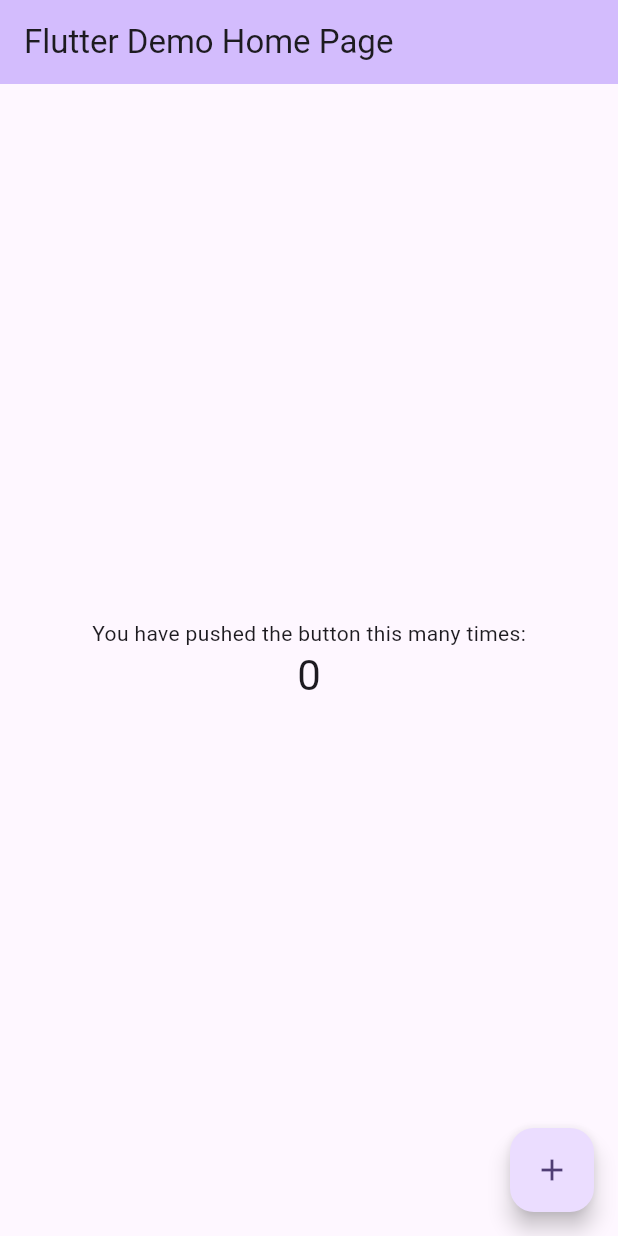
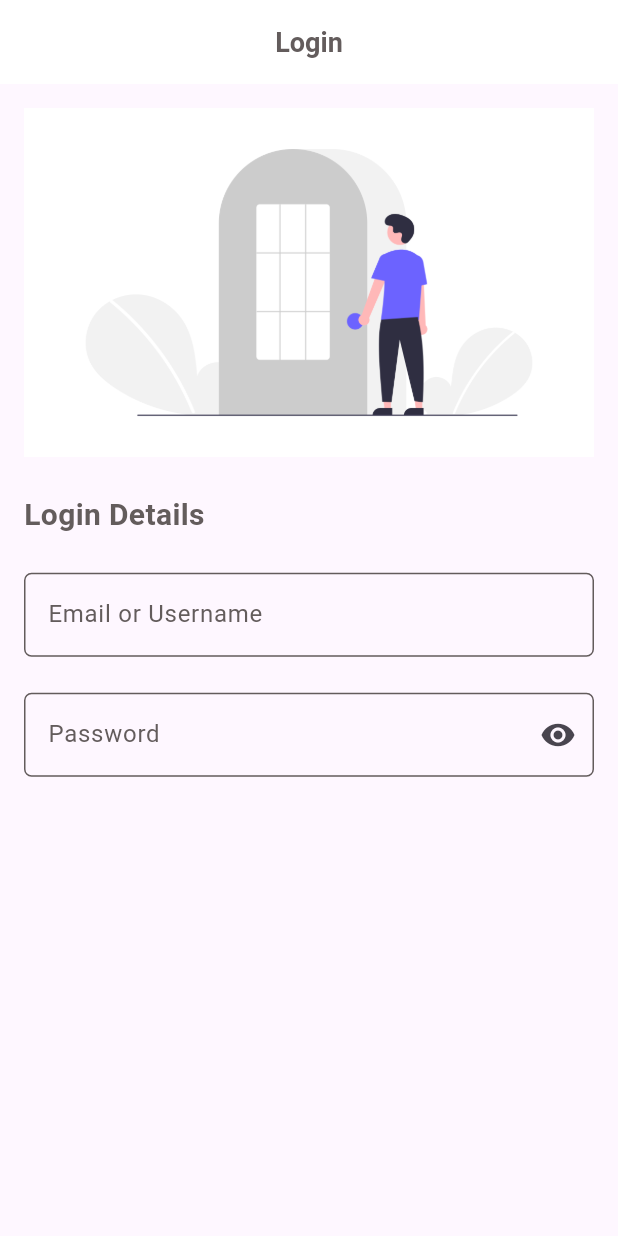
Before and after one commit to Tsaqib544/flutter_application_1, a Flutter app: the screen it shows after launch, on a phone screen of 412 x 824 dp. Run offline on Flutter 3.47's test engine with Material 3 defaults, Android fonts, the phone set to English and light mode, and no system bars; Roboto replaces fonts that are missing (Outfit).

Commit message:
tugas uts

```diff
--- /dev/null
+++ b/lib/login_screen.dart
@@ -0,0 +1,69 @@
+import 'package:flutter/material.dart';
+import 'package:flutter_application_1/styles.dart';
+import 'package:flutter_application_1/widget/custom_textfield.dart';
+
+class LoginScreen extends StatefulWidget {
+  const LoginScreen({super.key});
+
+  @override
+  State<LoginScreen> createState() => _LoginScreenState();
+}
+
+class _LoginScreenState extends State<LoginScreen> {
+  @override
+  Widget build(BuildContext context) {
+    final emailController = TextEditingController();
+    final passwordControler = TextEditingController();
+    bool isObscure = true;
+
+    return Scaffold(
+      appBar: AppBar(
+        title: Text(
+          'Login',
+          style: TextStyles.title,
+        ),
+        centerTitle: true,
+        backgroundColor: Colors.white,
+        elevation: 0,
+      ),
+      body: SingleChildScrollView(
+        child: Padding(
+          padding: const EdgeInsets.all(16.0),
+          child: Column(
+            crossAxisAlignment: CrossAxisAlignment.start,
+            children: [
+              Image.asset('assets/gambar/Login.png'),
+              const SizedBox(height: 24.0),
+              Text(
+                'Login Details',
+                style: TextStyles.title.copyWith(fontSize: 20.0),
+              ),
+              const SizedBox(height: 24.0),
+              CustomTextfield(
+                controller: emailController,
+                textInputType: TextInputType.emailAddress,
+                textInputAction: TextInputAction.next,
+                hint: 'Email or Username',
+              ),
+              const SizedBox(height: 24.0),
+              CustomTextfield(
+                controller: passwordControler,
+                textInputType: TextInputType.visiblePassword,
+                textInputAction: TextInputAction.done,
+                hint: 'Password',
+                isObscure: isObscure,
+                hasSuffix: true,
+                onPressed: () {
+                  setState(() {
+                    isObscure = !isObscure;
+                  });
+                },
+              ),
+              const SizedBox(height: 16.0),
+            ],
+          ),
+        ),
+      ),
+    );
+  }
+}
--- a/lib/main.dart
+++ b/lib/main.dart
@@ -1,4 +1,5 @@
 import 'package:flutter/material.dart';
+import 'login_screen.dart';
 
 void main() {
   runApp(const MyApp());
@@ -10,70 +11,9 @@ class MyApp extends StatelessWidget {
   // This widget is the root of your application.
   @override
   Widget build(BuildContext context) {
-    return MaterialApp(
-      title: 'Flutter Demo',
-      theme: ThemeData(
-
-        colorScheme: ColorScheme.fromSeed(seedColor: Colors.deepPurple),
-        useMaterial3: true,
-      ),
-      home: const MyHomePage(title: 'Flutter Demo Home Page'),
-    );
+    return const MaterialApp(
+      debugShowCheckedModeBanner: false,
+      home: LoginScreen(),
+      );
   }
 }
-
-class MyHomePage extends StatefulWidget {
-  const MyHomePage({super.key, required this.title});
-
-
-
-  final String title;
-
-  @override
-  State<MyHomePage> createState() => _MyHomePageState();
-}
-
-class _MyHomePageState extends State<MyHomePage> {
-  int _counter = 0;
-
-  void _incrementCounter() {
-    setState(() {
-
-      _counter++;
-    });
-  }
-
-  @override
-  Widget build(BuildContext context) {
-
-    return Scaffold(
-      appBar: AppBar(
-
-        backgroundColor: Theme.of(context).colorScheme.inversePrimary,
-
-        title: Text(widget.title),
-      ),
-      body: Center(
-
-        child: Column(
-
-          mainAxisAlignment: MainAxisAlignment.center,
-          children: <Widget>[
-            const Text(
-              'You have pushed the button this many times:',
-            ),
-            Text(
-              '$_counter',
-              style: Theme.of(context).textTheme.headlineMedium,
-            ),
-          ],
-        ),
-      ),
-      floatingActionButton: FloatingActionButton(
-        onPressed: _incrementCounter,
-        tooltip: 'Increment',
-        child: const Icon(Icons.add),
-      ),
-    );
-  }
-}
--- /dev/null
+++ b/lib/widget/custom_textfield.dart
@@ -0,0 +1,61 @@
+import 'package:flutter/material.dart';
+
+import '../styles.dart';
+
+class CustomTextfield extends StatelessWidget {
+  const CustomTextfield({
+    required this.controller,
+    required this.textInputType,
+    required this.textInputAction,
+    required this.hint,
+    this.isObscure = false,
+    this.hasSuffix = false,
+    this.onPressed,
+    super.key,
+  });
+
+  final TextEditingController controller;
+  final TextInputType textInputType;
+  final TextInputAction textInputAction;
+  final String hint;
+  final bool isObscure;
+  final bool hasSuffix;
+  final VoidCallback? onPressed;
+
+  @override
+  Widget build(BuildContext context) {
+    return TextField(
+      controller: controller,
+      style: TextStyles.body,
+      keyboardType: textInputType,
+      textInputAction: textInputAction,
+      obscureText: isObscure,
+      decoration: InputDecoration(
+        suffixIcon: hasSuffix
+            ? IconButton(
+                onPressed: onPressed,
+                icon: Icon(
+                  isObscure ? Icons.visibility : Icons.visibility_off,
+                ),
+              )
+            : null,
+        enabledBorder: OutlineInputBorder(
+          borderSide: const BorderSide(
+            width: 1.0,
+            color: AppColors.darkGrey,
+          ),
+          borderRadius: BorderRadius.circular(5.0),
+        ),
+        focusedBorder: OutlineInputBorder(
+          borderSide: const BorderSide(
+            width: 1.0,
+            color: AppColors.darkGrey,
+          ),
+          borderRadius: BorderRadius.circular(5.0),
+        ),
+        hintText: hint,
+        hintStyle: TextStyles.body,
+      ),
+    );
+  }
+}
```
Also changed, not shown: pubspec.yaml (+3 -11 lines).
